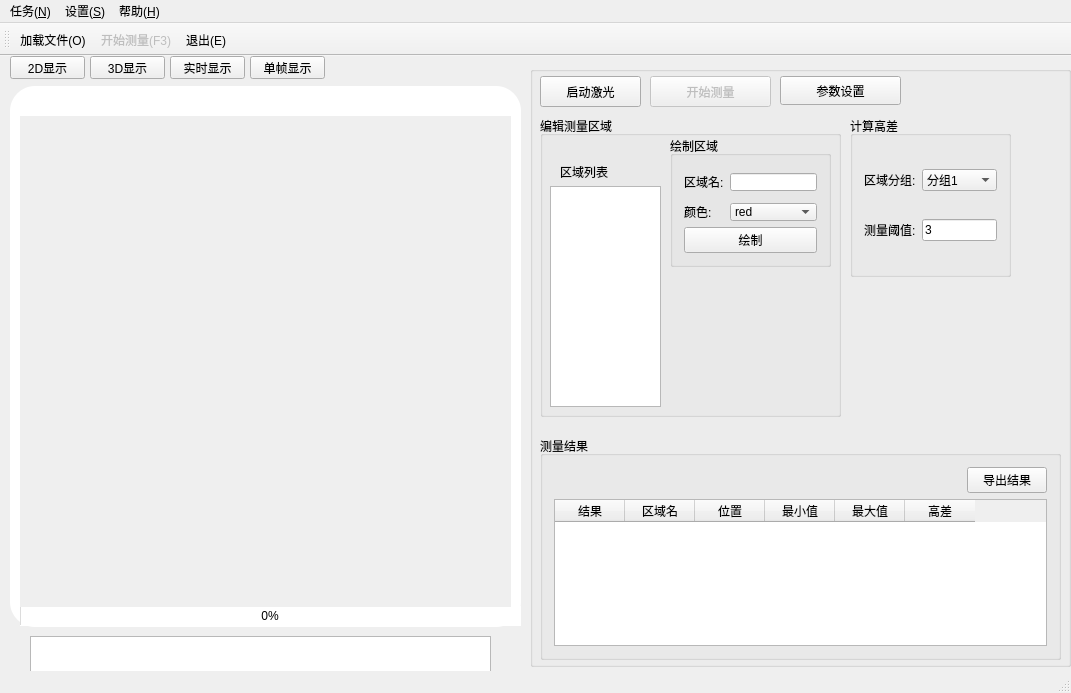
This is mainwindow.ui in kof98765/scanControl as Qt 5 draws it before an edit. The edited form follows.
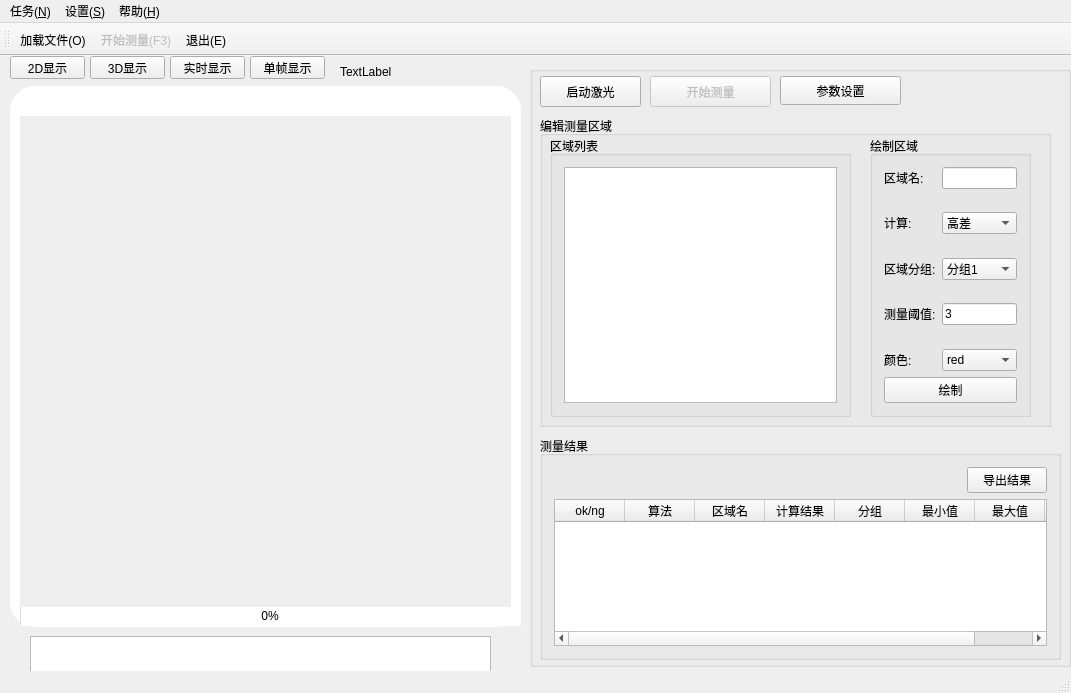
This is the edited form. Icons and pictures are not drawn.

Commit message: 优化模式切换相关代码,优化计算流程,可以选择计算的项目

```diff
--- a/mainwindow.ui
+++ b/mainwindow.ui
@@ -102,94 +102,6 @@
       <string>启动激光</string>
      </property>
     </widget>
-    <widget class="QGroupBox" name="groupBox">
-     <property name="geometry">
-      <rect>
-       <x>320</x>
-       <y>50</y>
-       <width>161</width>
-       <height>161</height>
-      </rect>
-     </property>
-     <property name="title">
-      <string>计算高差</string>
-     </property>
-     <layout class="QGridLayout" name="gridLayout_2">
-      <item row="2" column="1">
-       <widget class="QLabel" name="label">
-        <property name="text">
-         <string>测量阈值:</string>
-        </property>
-       </widget>
-      </item>
-      <item row="2" column="2">
-       <widget class="QLineEdit" name="limitValue">
-        <property name="text">
-         <string>3</string>
-        </property>
-       </widget>
-      </item>
-      <item row="0" column="2">
-       <widget class="QComboBox" name="comboBox">
-        <property name="layoutDirection">
-         <enum>Qt::LeftToRight</enum>
-        </property>
-        <item>
-         <property name="text">
-          <string>分组1</string>
-         </property>
-        </item>
-        <item>
-         <property name="text">
-          <string>分组2</string>
-         </property>
-        </item>
-        <item>
-         <property name="text">
-          <string>分组3</string>
-         </property>
-        </item>
-        <item>
-         <property name="text">
-          <string>分组4</string>
-         </property>
-        </item>
-        <item>
-         <property name="text">
-          <string>分组5</string>
-         </property>
-        </item>
-        <item>
-         <property name="text">
-          <string>分组6</string>
-         </property>
-        </item>
-        <item>
-         <property name="text">
-          <string>分组7</string>
-         </property>
-        </item>
-        <item>
-         <property name="text">
-          <string>分组8</string>
-         </property>
-        </item>
-        <item>
-         <property name="text">
-          <string>分组9</string>
-         </property>
-        </item>
-       </widget>
-      </item>
-      <item row="0" column="1">
-       <widget class="QLabel" name="label_4">
-        <property name="text">
-         <string>区域分组:</string>
-        </property>
-       </widget>
-      </item>
-     </layout>
-    </widget>
     <widget class="QGroupBox" name="groupBox_2">
      <property name="geometry">
       <rect>
@@ -242,7 +154,12 @@
         </attribute>
         <column>
          <property name="text">
-          <string>结果</string>
+          <string>ok/ng</string>
+         </property>
+        </column>
+        <column>
+         <property name="text">
+          <string>算法</string>
          </property>
         </column>
         <column>
@@ -252,7 +169,12 @@
         </column>
         <column>
          <property name="text">
-          <string>位置</string>
+          <string>计算结果</string>
+         </property>
+        </column>
+        <column>
+         <property name="text">
+          <string>分组</string>
          </property>
         </column>
         <column>
@@ -267,7 +189,7 @@
         </column>
         <column>
          <property name="text">
-          <string>高差</string>
+          <string>位置</string>
          </property>
         </column>
        </widget>
@@ -279,33 +201,20 @@
       <rect>
        <x>10</x>
        <y>50</y>
-       <width>301</width>
-       <height>301</height>
+       <width>511</width>
+       <height>311</height>
       </rect>
      </property>
      <property name="title">
       <string>编辑测量区域</string>
      </property>
-     <widget class="QLabel" name="label_5">
-      <property name="geometry">
-       <rect>
-        <x>20</x>
-        <y>50</y>
-        <width>54</width>
-        <height>12</height>
-       </rect>
-      </property>
-      <property name="text">
-       <string>区域列表</string>
-      </property>
-     </widget>
      <widget class="QGroupBox" name="groupBox_5">
       <property name="geometry">
        <rect>
-        <x>130</x>
+        <x>330</x>
         <y>20</y>
         <width>161</width>
-        <height>131</height>
+        <height>281</height>
        </rect>
       </property>
       <property name="title">
@@ -324,24 +233,157 @@
          <property name="fieldGrowthPolicy">
           <enum>QFormLayout::AllNonFixedFieldsGrow</enum>
          </property>
-         <item row="1" column="0">
+         <item row="0" column="0">
           <widget class="QLabel" name="label_2">
            <property name="text">
             <string>区域名:</string>
            </property>
           </widget>
          </item>
-         <item row="1" column="1">
+         <item row="0" column="1">
           <widget class="QLineEdit" name="roiName"/>
          </item>
+         <item row="1" column="0">
+          <spacer name="verticalSpacer_2">
+           <property name="orientation">
+            <enum>Qt::Vertical</enum>
+           </property>
+           <property name="sizeHint" stdset="0">
+            <size>
+             <width>20</width>
+             <height>40</height>
+            </size>
+           </property>
+          </spacer>
+         </item>
+         <item row="2" column="0">
+          <widget class="QLabel" name="label_6">
+           <property name="text">
+            <string>计算:</string>
+           </property>
+          </widget>
+         </item>
+         <item row="2" column="1">
+          <widget class="QComboBox" name="func">
+           <item>
+            <property name="text">
+             <string>高差</string>
+            </property>
+           </item>
+           <item>
+            <property name="text">
+             <string>平面度</string>
+            </property>
+           </item>
+          </widget>
+         </item>
          <item row="3" column="0">
+          <spacer name="verticalSpacer_4">
+           <property name="orientation">
+            <enum>Qt::Vertical</enum>
+           </property>
+           <property name="sizeHint" stdset="0">
+            <size>
+             <width>20</width>
+             <height>40</height>
+            </size>
+           </property>
+          </spacer>
+         </item>
+         <item row="4" column="0">
+          <widget class="QLabel" name="label_4">
+           <property name="text">
+            <string>区域分组:</string>
+           </property>
+          </widget>
+         </item>
+         <item row="4" column="1">
+          <widget class="QComboBox" name="team">
+           <property name="layoutDirection">
+            <enum>Qt::LeftToRight</enum>
+           </property>
+           <item>
+            <property name="text">
+             <string>分组1</string>
+            </property>
+           </item>
+           <item>
+            <property name="text">
+             <string>分组2</string>
+            </property>
+           </item>
+           <item>
+            <property name="text">
+             <string>分组3</string>
+            </property>
+           </item>
+           <item>
+            <property name="text">
+             <string>分组4</string>
+            </property>
+           </item>
+           <item>
+            <property name="text">
+             <string>分组5</string>
+            </property>
+           </item>
+           <item>
+            <property name="text">
+             <string>分组6</string>
+            </property>
+           </item>
+           <item>
+            <property name="text">
+             <string>分组7</string>
+            </property>
+           </item>
+           <item>
+            <property name="text">
+             <string>分组8</string>
+            </property>
+           </item>
+           <item>
+            <property name="text">
+             <string>分组9</string>
+            </property>
+           </item>
+          </widget>
+         </item>
+         <item row="5" column="0">
+          <spacer name="verticalSpacer_3">
+           <property name="orientation">
+            <enum>Qt::Vertical</enum>
+           </property>
+           <property name="sizeHint" stdset="0">
+            <size>
+             <width>20</width>
+             <height>40</height>
+            </size>
+           </property>
+          </spacer>
+         </item>
+         <item row="6" column="0">
+          <widget class="QLabel" name="label">
+           <property name="text">
+            <string>测量阈值:</string>
+           </property>
+          </widget>
+         </item>
+         <item row="6" column="1">
+          <widget class="QLineEdit" name="limitValue">
+           <property name="text">
+            <string>3</string>
+           </property>
+          </widget>
+         </item>
+         <item row="8" column="0">
           <widget class="QLabel" name="label_3">
            <property name="text">
             <string>颜色:</string>
            </property>
           </widget>
          </item>
-         <item row="3" column="1">
+         <item row="8" column="1">
           <widget class="QComboBox" name="roiColor">
            <item>
             <property name="text">
@@ -445,7 +487,7 @@
            </item>
           </widget>
          </item>
-         <item row="0" column="0">
+         <item row="7" column="0">
           <spacer name="verticalSpacer">
            <property name="orientation">
             <enum>Qt::Vertical</enum>
@@ -458,32 +500,27 @@
            </property>
           </spacer>
          </item>
-         <item row="2" column="0">
-          <spacer name="verticalSpacer_2">
-           <property name="orientation">
-            <enum>Qt::Vertical</enum>
-           </property>
-           <property name="sizeHint" stdset="0">
-            <size>
-             <width>20</width>
-             <height>40</height>
-            </size>
-           </property>
-          </spacer>
-         </item>
         </layout>
        </item>
       </layout>
      </widget>
-     <widget class="QListWidget" name="roiList">
+     <widget class="QGroupBox" name="groupBox">
       <property name="geometry">
        <rect>
         <x>10</x>
-        <y>70</y>
-        <width>111</width>
-        <height>221</height>
+        <y>20</y>
+        <width>301</width>
+        <height>281</height>
        </rect>
       </property>
+      <property name="title">
+       <string>区域列表</string>
+      </property>
+      <layout class="QGridLayout" name="gridLayout_2">
+       <item row="0" column="0">
+        <widget class="QListWidget" name="roiList"/>
+       </item>
+      </layout>
      </widget>
     </widget>
    </widget>
@@ -792,6 +829,19 @@
      <string>单帧显示</string>
     </property>
    </widget>
+   <widget class="QLabel" name="rate">
+    <property name="geometry">
+     <rect>
+      <x>340</x>
+      <y>10</y>
+      <width>54</width>
+      <height>12</height>
+     </rect>
+    </property>
+    <property name="text">
+     <string>TextLabel</string>
+    </property>
+   </widget>
   </widget>
   <widget class="QMenuBar" name="menuBar">
    <property name="geometry">
```
Left out of the diff: 1 changed line with no effect on the pictures. The commit also changes 10 other files.
